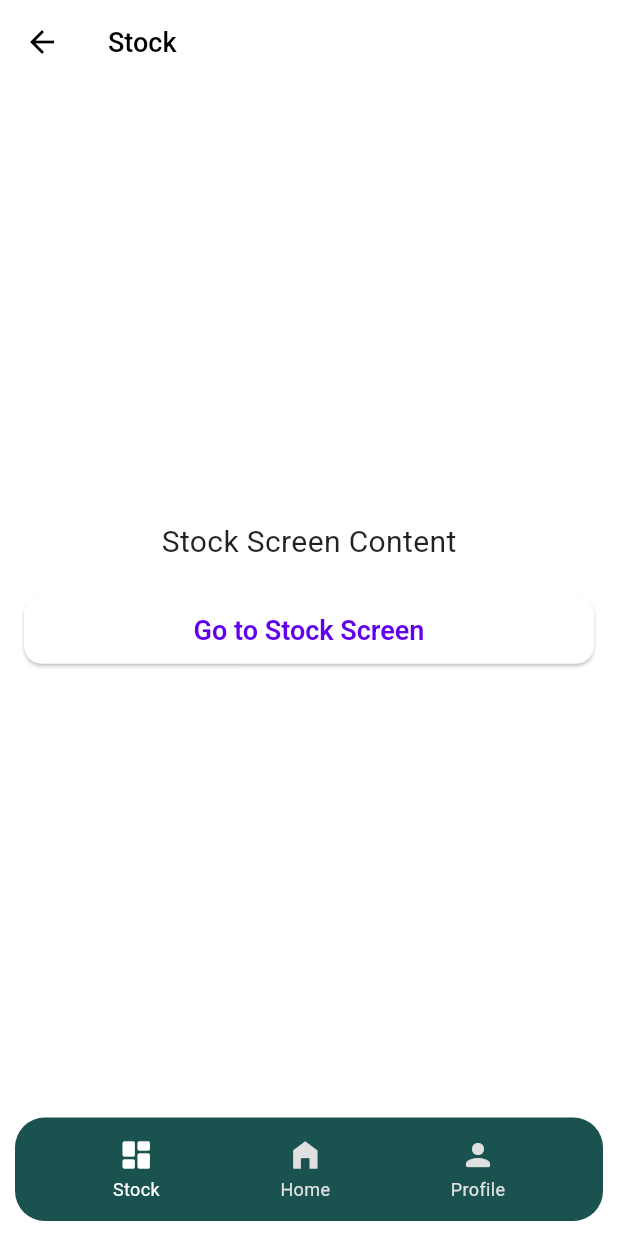
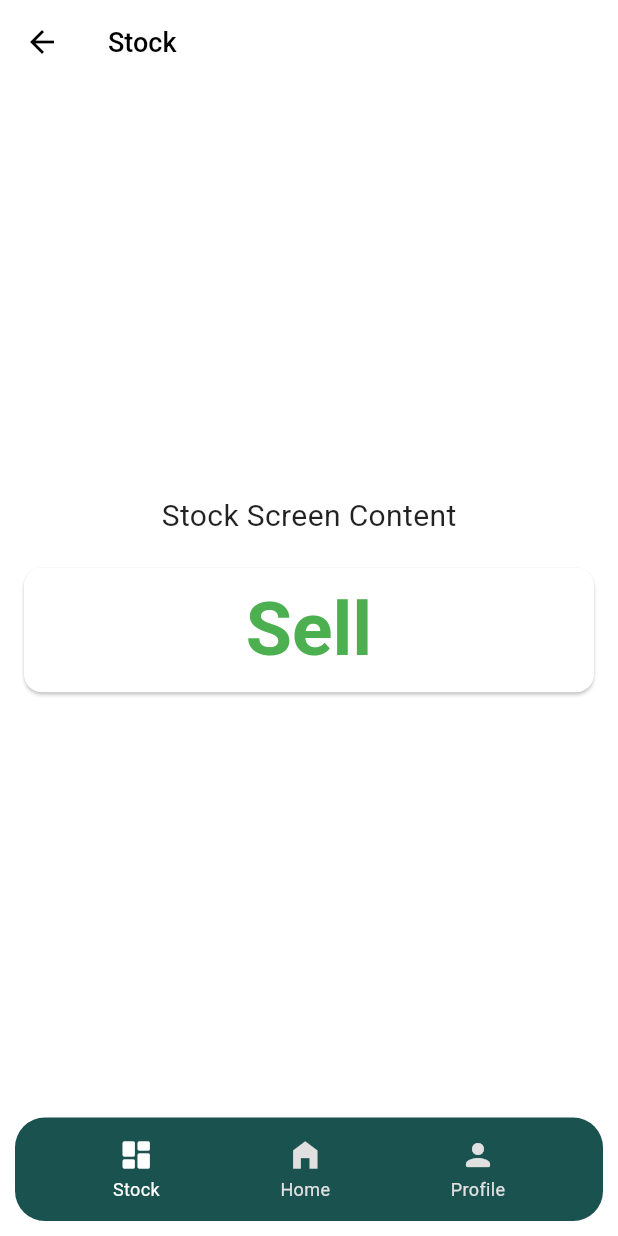
Before and after one commit to abdelrahmanamr710/binit, a Flutter app: the BinOwnerProfile screen opened directly with empty values, item 2 of the bottom bar chosen, scrolled down 61 dp, after a tap on "Stock", on a phone screen of 412 x 824 dp. Run offline on Flutter 3.47's test engine with Material 3 defaults, Android fonts, the light colour scheme and no system bars; our stand-ins replace cloud_firestore, firebase_auth, firebase_core, flutter_bloc; missing offline and left inert: pigeon; accounts and stored records are empty.

Commit message:
sell history added in profile

```diff
--- a/lib/main.dart
+++ b/lib/main.dart
@@ -36,7 +36,7 @@ class BinItApp extends StatelessWidget {
         '/signup_as': (context) => const SignUpAs(),
         '/bin_owner_signup': (context) => const BinOwnerSignupScreen(),
         '/recycling_company_signup': (context) => const RecyclingCompanySignupScreen(),
-        '/bin_owner_home': (context) => const BinOwnerHomeScreen(userName: "Owner"), // Add this route.
+        '/bin_owner_home': (context) => const BinOwnerHomeScreen(), // Add this route.
         '/recycling_company_home': (context) => const RecyclingCompanyHomeScreen(userName: "Company"), // Add this route.'
         '/bin_owner_profile': (context) => BinOwnerProfile(user: ModalRoute.of(context)!.settings.arguments as UserModel), // corrected route
       },
--- a/lib/screens/binOwner_homescreen.dart
+++ b/lib/screens/binOwner_homescreen.dart
@@ -2,13 +2,68 @@ import 'package:flutter/material.dart';
 import 'package:binit/screens/binOwner_profile.dart';
 import 'package:binit/models/user_model.dart';
 import 'package:binit/screens/binOwner_stock.dart';
+import 'package:firebase_auth/firebase_auth.dart';
+import 'package:cloud_firestore/cloud_firestore.dart';
 
-class BinOwnerHomeScreen extends StatelessWidget {
-  final String userName;
-  final UserModel? user;
+class BinOwnerHomeScreen extends StatefulWidget {
   final int currentIndex;
-  const BinOwnerHomeScreen(
-      {super.key, required this.userName, this.user, this.currentIndex = 1});
+  const BinOwnerHomeScreen({super.key, this.currentIndex = 1});
+
+  @override
+  _BinOwnerHomeScreenState createState() => _BinOwnerHomeScreenState();
+}
+
+class _BinOwnerHomeScreenState extends State<BinOwnerHomeScreen> {
+  String userName = "";
+  UserModel? user;
+  bool _isLoading = true; // Added to track loading state
+
+  @override
+  void initState() {
+    super.initState();
+    _fetchUserData();
+  }
+
+  Future<void> _fetchUserData() async {
+    try {
+      // 1. Get the current user's ID.
+      String? userId = FirebaseAuth.instance.currentUser?.uid;
+
+      if (userId != null) {
+        // 2. Fetch the user data from Firestore.
+        DocumentSnapshot userSnapshot = await FirebaseFirestore.instance
+            .collection('users') // Replace 'users' with your collection name
+            .doc(userId)
+            .get();
+
+        if (userSnapshot.exists) {
+          // 3. Convert the Firestore data to your UserModel.
+          Map<String, dynamic> userData =
+          userSnapshot.data() as Map<String, dynamic>;
+          user = UserModel.fromJson(userData);
+          userName = user!.name??"";
+        } else {
+          // Handle the case where the user data doesn't exist.
+          print('User data not found for ID: $userId');
+          // Set default values or show an error message.
+          userName = "User Not Found"; // set a default
+        }
+      } else {
+        // Handle the case where the user is not logged in.
+        print('User not logged in.');
+        userName = "Not Logged In"; // set a default
+      }
+    } catch (e) {
+      print("Error fetching user data: $e");
+      userName = "Error"; // set a default
+      //show error
+    } finally {
+      setState(() {
+        _isLoading =
+        false; // Update loading state after fetching (success or failure)
+      });
+    }
+  }
 
   Widget _buildBinWithSingleButton(
       String binLabel, String binImage, String binType) {
@@ -60,6 +115,7 @@ class BinOwnerHomeScreen extends StatelessWidget {
 
   @override
   Widget build(BuildContext context) {
+    // Use userName and user to display the data
     return Scaffold(
       backgroundColor: Colors.white, // Background color of the page
       appBar: AppBar(
@@ -75,14 +131,19 @@ class BinOwnerHomeScreen extends StatelessWidget {
         ),
         centerTitle: false, // Align title to the left if needed
       ),
-      body: Padding(
+      body: _isLoading // Show loading indicator
+          ? const Center(
+          child:
+          CircularProgressIndicator()) // Or a custom loading widget
+          : Padding(
         padding: const EdgeInsets.all(16.0),
         child: Column(
           crossAxisAlignment: CrossAxisAlignment.start,
           children: [
             // Welcome Text
             Container(
-              padding: const EdgeInsets.symmetric(horizontal: 12, vertical: 8),
+              padding:
+              const EdgeInsets.symmetric(horizontal: 12, vertical: 8),
               decoration: BoxDecoration(
                 color: const Color(0xFF1A524F), // Darker teal container color
                 borderRadius: BorderRadius.circular(16),
@@ -103,7 +164,9 @@ class BinOwnerHomeScreen extends StatelessWidget {
                 children: [
                   Column(
                     children: [
-                      const SizedBox(height: 70.0), // Space between welcome and images
+                      const SizedBox(
+                          height:
+                          70.0), // Space between welcome and images
                       // Bin 1 Row
                       Row(
                         crossAxisAlignment: CrossAxisAlignment.start,
@@ -118,18 +181,27 @@ class BinOwnerHomeScreen extends StatelessWidget {
                           ),
                           const SizedBox(width: 16.0),
                           Row(
-                            mainAxisAlignment: MainAxisAlignment.spaceAround,
+                            mainAxisAlignment:
+                            MainAxisAlignment.spaceAround,
                             children: [
-                              _buildBinWithSingleButton('Bin 1 Plastic',
-                                  'assets/png/bin1.png', 'Plastic'),
-                              const SizedBox(width: 5), // Minimal space between bins
-                              _buildBinWithSingleButton('Bin 1 Metal',
-                                  'assets/png/bin2.png', 'Metal'),
+                              _buildBinWithSingleButton(
+                                  'Bin 1 Plastic',
+                                  'assets/png/bin1.png',
+                                  'Plastic'),
+                              const SizedBox(
+                                  width:
+                                  5), // Minimal space between bins
+                              _buildBinWithSingleButton(
+                                  'Bin 1 Metal',
+                                  'assets/png/bin2.png',
+                                  'Metal'),
                             ],
                           ),
                         ],
                       ),
-                      const SizedBox(height: 60.0), // Space between rows
+                      const SizedBox(
+                          height:
+                          60.0), // Space between rows
                       // Bin 2 Row
                       Row(
                         crossAxisAlignment: CrossAxisAlignment.start,
@@ -144,13 +216,20 @@ class BinOwnerHomeScreen extends StatelessWidget {
                           ),
                           const SizedBox(width: 16.0),
                           Row(
-                            mainAxisAlignment: MainAxisAlignment.spaceAround,
+                            mainAxisAlignment:
+                            MainAxisAlignment.spaceAround,
                             children: [
-                              _buildBinWithSingleButton('Bin 2 Plastic',
-                                  'assets/png/bin1.png', 'Plastic'),
-                              const SizedBox(width: 5), // Minimal space between bins
-                              _buildBinWithSingleButton('Bin 2 Metal',
-                                  'assets/png/bin2.png', 'Metal'),
+                              _buildBinWithSingleButton(
+                                  'Bin 2 Plastic',
+                                  'assets/png/bin1.png',
+                                  'Plastic'),
+                              const SizedBox(
+                                  width:
+                                  5), // Minimal space between bins
+                              _buildBinWithSingleButton(
+                                  'Bin 2 Metal',
+                                  'assets/png/bin2.png',
+                                  'Metal'),
                             ],
                           ),
                         ],
@@ -178,9 +257,9 @@ class BinOwnerHomeScreen extends StatelessWidget {
               _buildNavBarItem(
                 icon: Icons.dashboard_rounded,
                 label: 'Stock',
-                isSelected: currentIndex == 0,
+                isSelected: widget.currentIndex == 0,
                 onTap: () {
-                  if (currentIndex != 0) {
+                  if (widget.currentIndex != 0) {
                     Navigator.of(context).pushReplacement(
                       MaterialPageRoute(
                         builder: (context) => BinOwnerStockScreen(
@@ -195,14 +274,12 @@ class BinOwnerHomeScreen extends StatelessWidget {
               _buildNavBarItem(
                 icon: Icons.home_filled,
                 label: 'Home',
-                isSelected: currentIndex == 1,
+                isSelected: widget.currentIndex == 1,
                 onTap: () {
-                  if (currentIndex != 1) {
+                  if (widget.currentIndex != 1) {
                     Navigator.of(context).pushReplacement(
                       MaterialPageRoute(
                         builder: (context) => BinOwnerHomeScreen(
-                            userName: userName,
-                            user: user,
                             currentIndex: 1),
                       ),
                     );
@@ -212,9 +289,9 @@ class BinOwnerHomeScreen extends StatelessWidget {
               _buildNavBarItem(
                 icon: Icons.person_rounded,
                 label: 'Profile',
-                isSelected: currentIndex == 2,
+                isSelected: widget.currentIndex == 2,
                 onTap: () {
-                  if (currentIndex != 2 && user != null) {
+                  if (widget.currentIndex != 2 && user != null) {
                     Navigator.of(context).pushReplacement(
                       MaterialPageRoute(
                         builder: (context) =>
--- a/lib/screens/binOwner_profile.dart
+++ b/lib/screens/binOwner_profile.dart
@@ -4,6 +4,7 @@ import 'package:binit/models/user_model.dart'; // Import UserModel.  Make sure t
 import 'package:binit/screens/change_password_screen.dart'; // Import ChangePasswordScreen. Make sure this path is correct.
 import 'package:binit/screens/binOwner_homescreen.dart'; // Import BinOwnerHomeScreen. Make sure this path is correct.
 import 'package:binit/screens/binOwner_stock.dart';
+import 'package:binit/screens/binOwner_orders.dart';
 class BinOwnerProfile extends StatefulWidget {
   final UserModel user;
   const BinOwnerProfile({super.key, required this.user});
@@ -85,12 +86,7 @@ class _BinOwnerProfileState extends State<BinOwnerProfile> {
       appBar: AppBar(
         backgroundColor: const Color(0xFF1A524F), // Dark green background
         title: const Text('Profile', style: TextStyle(color: Colors.white)),
-        leading: IconButton(
-          icon: const Icon(Icons.arrow_back, color: Colors.white),
-          onPressed: () {
-            Navigator.of(context).pop(); // Go back to the previous screen
-          },
-        ),
+
         actions: [
           if (!_isEditing)
             IconButton(
@@ -228,6 +224,23 @@ class _BinOwnerProfileState extends State<BinOwnerProfile> {
                 ],
               ),
             ),
+
+            const SizedBox(height: 10),
+            ElevatedButton(
+              onPressed: () {
+                Navigator.of(context).push(
+                  MaterialPageRoute(
+                    builder: (context) => BinOwnerOrders(userId: widget.user.uid??""),
+                  ),
+                );
+              },
+              style: ElevatedButton.styleFrom(
+                backgroundColor: const Color(0xFF1A524F), // Dark green save button
+                foregroundColor: Colors.white,
+                shape: RoundedRectangleBorder(borderRadius: BorderRadius.circular(15.0)),
+                padding: const EdgeInsets.symmetric(vertical: 12.0),
+              ),
+              child: const Text('Go to Bin Owner Orders', style: TextStyle(fontSize: 16.0)),),
             const SizedBox(height: 30.0),
             if (_isEditing)
               ElevatedButton(
@@ -241,6 +254,7 @@ class _BinOwnerProfileState extends State<BinOwnerProfile> {
                 child: _isLoading
                     ? const CircularProgressIndicator(valueColor: AlwaysStoppedAnimation<Color>(Colors.white))
                     : const Text('Save changes', style: TextStyle(fontSize: 16.0)),
+
               ),
           ],
         ),
@@ -281,7 +295,7 @@ class _BinOwnerProfileState extends State<BinOwnerProfile> {
                   });
                   Navigator.of(context).pushReplacement(
                     MaterialPageRoute(
-                      builder: (context) => BinOwnerHomeScreen(userName: widget.user.name ?? '', user: widget.user, currentIndex: 1),
+                      builder: (context) => BinOwnerHomeScreen(currentIndex: 1),
                     ),
                   );
                 },
--- a/lib/screens/binOwner_sell.dart
+++ b/lib/screens/binOwner_sell.dart
@@ -34,7 +34,7 @@ class SellFormCubit extends Cubit<Map<String, dynamic>> {
         'pickupAddress': state['pickupAddress'],
         'userId': FirebaseAuth.instance.currentUser?.uid,
         'status': 'pending',
-        'createdAt': FieldValue.serverTimestamp(),
+        'date': FieldValue.serverTimestamp(),
       });
       emit({});
       print('Form data submitted successfully!');
--- a/lib/screens/binOwner_stock.dart
+++ b/lib/screens/binOwner_stock.dart
@@ -1,3 +1,4 @@
+import 'package:flutter/cupertino.dart';
 import 'package:flutter/material.dart';
 import 'package:binit/screens/binOwner_profile.dart';
 import 'package:binit/models/user_model.dart'; // Import the UserModel
@@ -43,13 +44,21 @@ class BinOwnerStockScreen extends StatelessWidget {
             ElevatedButton(
               onPressed: () {
                 // Navigate to the same screen (for demonstration)
-                Navigator.of(context).pushReplacement(
+                Navigator.of(context).push(
                   MaterialPageRoute(
                     builder: (context) => BinOwnerSell(userName: userName, user: user,),
                   ),
                 );
               },
-              child: const Text('Go to Stock Screen'),
+              child: const Text(
+                'Sell',
+                style: TextStyle(
+                  color: Colors.green, // Changed text color to green
+                  fontWeight: FontWeight.bold, // Optional: Make the text bold
+                  fontSize: 50
+                ),
+              ),
+
             ),
           ],
         ),
@@ -74,7 +83,7 @@ class BinOwnerStockScreen extends StatelessWidget {
                   if (currentIndex != 0) {
                     Navigator.of(context).pushReplacement(
                       MaterialPageRoute(
-                        builder: (context) => BinOwnerHomeScreen(userName: userName, user: user, currentIndex: 0),
+                        builder: (context) => BinOwnerHomeScreen(currentIndex: 0),
                       ),
                     );
                   }
@@ -88,7 +97,7 @@ class BinOwnerStockScreen extends StatelessWidget {
                   if (currentIndex != 1) {
                     Navigator.of(context).pushReplacement(
                       MaterialPageRoute(
-                        builder: (context) => BinOwnerHomeScreen(userName: userName, user: user, currentIndex: 1),
+                        builder: (context) => BinOwnerHomeScreen(currentIndex: 1),
                       ),
                     );
                   }
--- a/lib/screens/bin_owner_signup_screen.dart
+++ b/lib/screens/bin_owner_signup_screen.dart
@@ -62,7 +62,7 @@ class _BinOwnerSignupScreenState extends State<BinOwnerSignupScreen> {
           Navigator.of(context).pushReplacement(
             MaterialPageRoute(
               builder: (context) =>
-                  BinOwnerHomeScreen(userName: user.name ?? ""), // Pass the user name
+                  BinOwnerHomeScreen(), // Pass the user name
             ),
           );
         } else {
--- a/lib/screens/login_screen.dart
+++ b/lib/screens/login_screen.dart
@@ -42,8 +42,7 @@ class _LoginScreenState extends State<LoginScreen> {
           if (user.userType == 'binOwner') {
             Navigator.of(context).pushReplacement(
               MaterialPageRoute(
-                builder: (context) => BinOwnerHomeScreen(userName: user.name ??
-                    "", user: user,), // Pass the user object
+                builder: (context) => BinOwnerHomeScreen(), // Pass the user object
               ),
             );
           } else if (user.userType == 'recyclingCompany') {
--- a/lib/screens/sell_requested.dart
+++ b/lib/screens/sell_requested.dart
@@ -60,8 +60,7 @@ class SellDoneState extends State<SellDone> {
                                 context,
                                 MaterialPageRoute(
                                   builder: (context) => BinOwnerHomeScreen(
-                                    userName: widget.userName,  // Pass the userName
-                                    user: widget.user,        // Pass the user object
+                                           // Pass the user object
                                   ),
                                 ),
                               );
```
Also changed, not shown: lib/screens/binOwner_orders.dart (added, +159 -0 lines).
